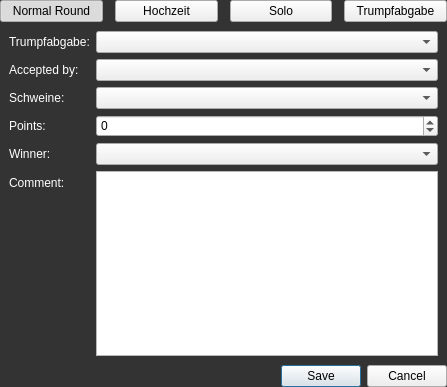
Old version of the form src/ui/game/newrounddialog.ui in the repository lbproductions/psnewmodel.
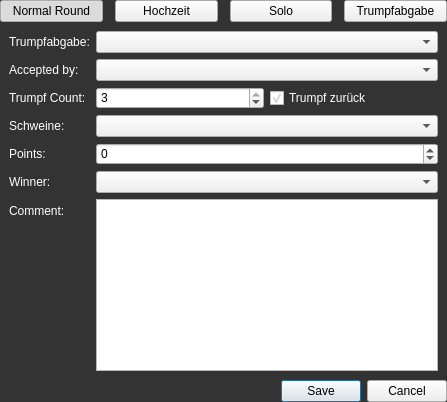
New version of the form. The open tabs and pages were chosen to show the change. Custom widgets are drawn as their Qt base class.

Diff of the .ui file:
```diff
--- a/src/ui/game/newrounddialog.ui
+++ b/src/ui/game/newrounddialog.ui
@@ -10,7 +10,7 @@
     <x>0</x>
     <y>0</y>
     <width>447</width>
-    <height>387</height>
+    <height>402</height>
    </rect>
   </property>
   <property name="windowTitle">
@@ -18,7 +18,8 @@
   </property>
   <property name="styleSheet">
    <string notr="true">QLabel { color: white; }
-QDialog { background: rgb(51,51,51)}</string>
+QDialog { background: rgb(51,51,51)}
+QCheckBox { color: white; }</string>
   </property>
   <property name="sizeGripEnabled">
    <bool>false</bool>
@@ -445,31 +446,31 @@
        <item row="1" column="1">
         <widget class="PlayersComboBox" name="comboBoxTrumpfabgabeAccept"/>
        </item>
-       <item row="2" column="0">
+       <item row="3" column="0">
         <widget class="QLabel" name="label_19">
          <property name="text">
           <string>Schweine:</string>
          </property>
         </widget>
        </item>
-       <item row="2" column="1">
+       <item row="3" column="1">
         <widget class="PlayersComboBox" name="comboBoxTrumpfabgabeSchweine"/>
        </item>
-       <item row="3" column="0">
+       <item row="6" column="0">
         <widget class="QLabel" name="label_7">
          <property name="text">
           <string>Points:</string>
          </property>
         </widget>
        </item>
-       <item row="5" column="0">
+       <item row="8" column="0">
         <widget class="QLabel" name="label_20">
          <property name="text">
           <string>Comment:</string>
          </property>
         </widget>
        </item>
-       <item row="5" column="1">
+       <item row="8" column="1">
         <widget class="QTextEdit" name="textEditTrumpfabgabeComment">
          <property name="html">
           <string>&lt;!DOCTYPE HTML PUBLIC &quot;-//W3C//DTD HTML 4.0//EN&quot; &quot;http://www.w3.org/TR/REC-html40/strict.dtd&quot;&gt;
@@ -480,7 +481,7 @@
          </property>
         </widget>
        </item>
-       <item row="3" column="1">
+       <item row="6" column="1">
         <widget class="QSpinBox" name="spinBoxTrumpfabgabePoints">
          <property name="minimum">
           <number>-1000</number>
@@ -490,16 +491,56 @@
          </property>
         </widget>
        </item>
-       <item row="4" column="0">
+       <item row="7" column="0">
         <widget class="QLabel" name="label_24">
          <property name="text">
           <string>Winner:</string>
          </property>
         </widget>
        </item>
-       <item row="4" column="1">
+       <item row="7" column="1">
         <widget class="QComboBox" name="comboBoxTrumpfabgabeWinner"/>
        </item>
+       <item row="2" column="0">
+        <widget class="QLabel" name="label_26">
+         <property name="text">
+          <string>Trumpf Count:</string>
+         </property>
+        </widget>
+       </item>
+       <item row="2" column="1">
+        <layout class="QHBoxLayout" name="horizontalLayout">
+         <property name="leftMargin">
+          <number>0</number>
+         </property>
+         <property name="topMargin">
+          <number>0</number>
+         </property>
+         <item>
+          <widget class="QSpinBox" name="spinBoxTrumpfCount">
+           <property name="minimum">
+            <number>1</number>
+           </property>
+           <property name="maximum">
+            <number>3</number>
+           </property>
+           <property name="value">
+            <number>3</number>
+           </property>
+          </widget>
+         </item>
+         <item>
+          <widget class="QCheckBox" name="checkBoxTrumpfZurueck">
+           <property name="text">
+            <string>Trumpf zurück</string>
+           </property>
+           <property name="checked">
+            <bool>true</bool>
+           </property>
+          </widget>
+         </item>
+        </layout>
+       </item>
       </layout>
      </widget>
     </widget>
```
Left out of the diff: 2 changed lines with no effect on the pictures.
